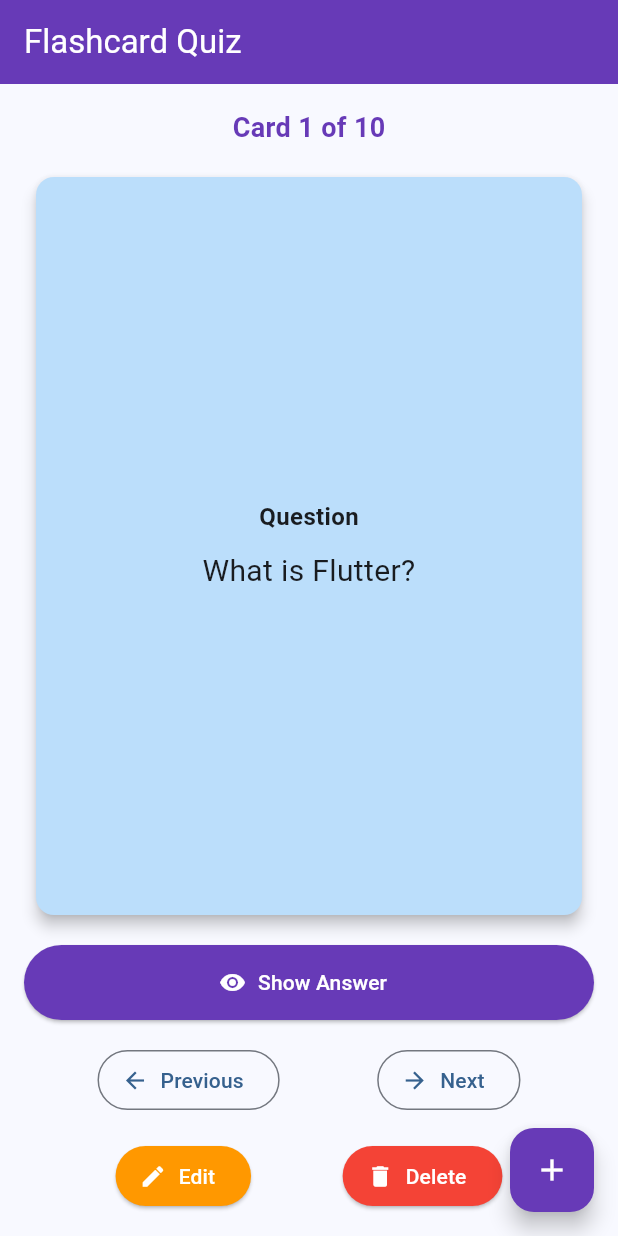
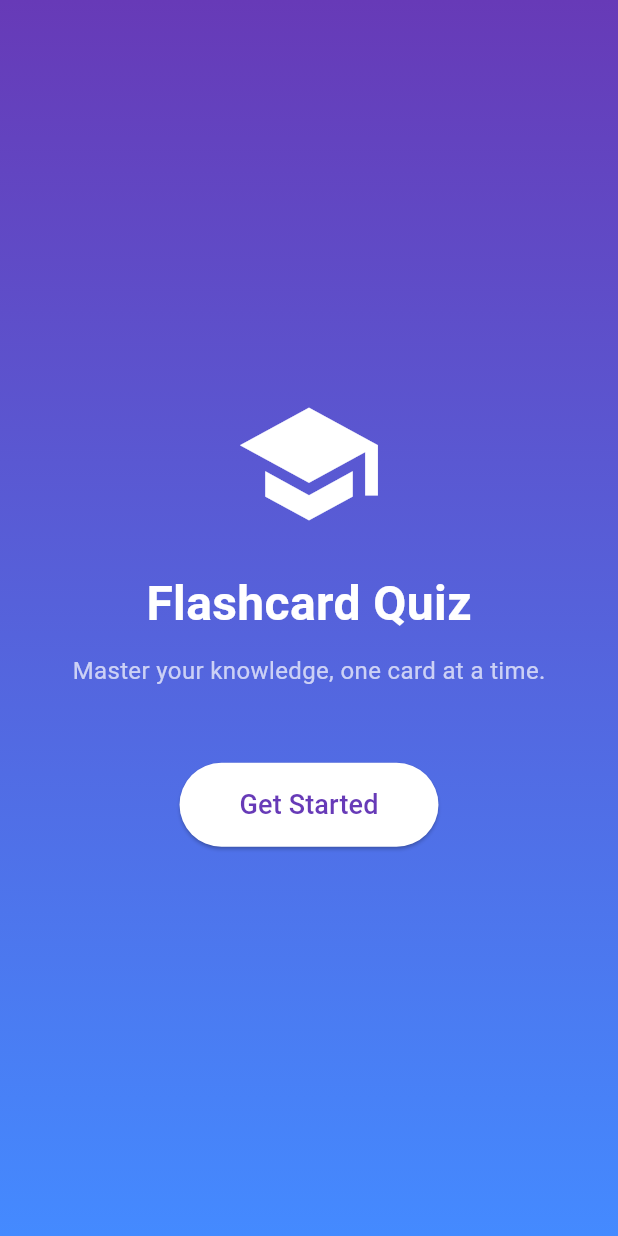
Before and after one commit to nizwa5322/CodeAlpha_Flashcard-Quiz-App-, a Flutter app: the screen it shows after launch, on a phone screen of 412 x 824 dp. Run offline on Flutter 3.47's test engine with Material 3 defaults, Android fonts, the phone set to English and light mode, and no system bars; drawn by our look-alikes of flip_card.

Commit message:
screen added

```diff
--- a/lib/main.dart
+++ b/lib/main.dart
@@ -1,5 +1,5 @@
 import 'package:flutter/material.dart';
-import 'screens/home_screen.dart';
+import 'screens/welcome_screen.dart';
 
 void main() {
   runApp(const FlashcardApp());
@@ -17,7 +17,7 @@ class FlashcardApp extends StatelessWidget {
         colorScheme: ColorScheme.fromSeed(seedColor: Colors.blue),
         useMaterial3: true,
       ),
-      home: const HomeScreen(),
+      home: const WelcomeScreen(),
     );
   }
 }
--- /dev/null
+++ b/lib/screens/welcome_screen.dart
@@ -0,0 +1,64 @@
+import 'package:flutter/material.dart';
+import 'home_screen.dart';
+
+class WelcomeScreen extends StatelessWidget {
+  const WelcomeScreen({super.key});
+
+  @override
+  Widget build(BuildContext context) {
+    return Scaffold(
+      body: Container(
+        decoration: const BoxDecoration(
+          gradient: LinearGradient(
+            colors: [Colors.deepPurple, Colors.blueAccent],
+            begin: Alignment.topCenter,
+            end: Alignment.bottomCenter,
+          ),
+        ),
+        child: Center(
+          child: Column(
+            mainAxisAlignment: MainAxisAlignment.center,
+            children: [
+              const Icon(Icons.school, size: 100, color: Colors.white),
+              const SizedBox(height: 20),
+              const Text(
+                "Flashcard Quiz",
+                style: TextStyle(
+                  fontSize: 32,
+                  fontWeight: FontWeight.bold,
+                  color: Colors.white,
+                ),
+              ),
+              const SizedBox(height: 10),
+              const Text(
+                "Master your knowledge, one card at a time.",
+                style: TextStyle(fontSize: 16, color: Colors.white70),
+              ),
+              const SizedBox(height: 50),
+              ElevatedButton(
+                onPressed: () {
+                  Navigator.pushReplacement(
+                    context,
+                    MaterialPageRoute(builder: (context) => const HomeScreen()),
+                  );
+                },
+                style: ElevatedButton.styleFrom(
+                  padding: const EdgeInsets.symmetric(
+                    horizontal: 40,
+                    vertical: 15,
+                  ),
+                  backgroundColor: Colors.white,
+                  foregroundColor: Colors.deepPurple,
+                ),
+                child: const Text(
+                  "Get Started",
+                  style: TextStyle(fontSize: 18),
+                ),
+              ),
+            ],
+          ),
+        ),
+      ),
+    );
+  }
+}
```
